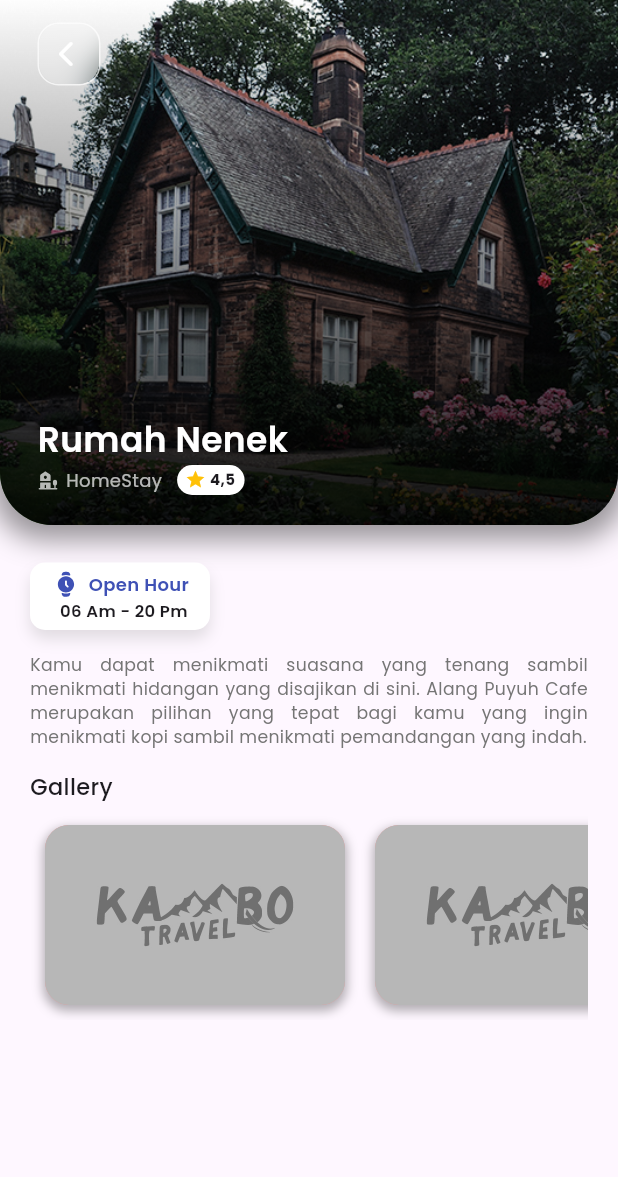
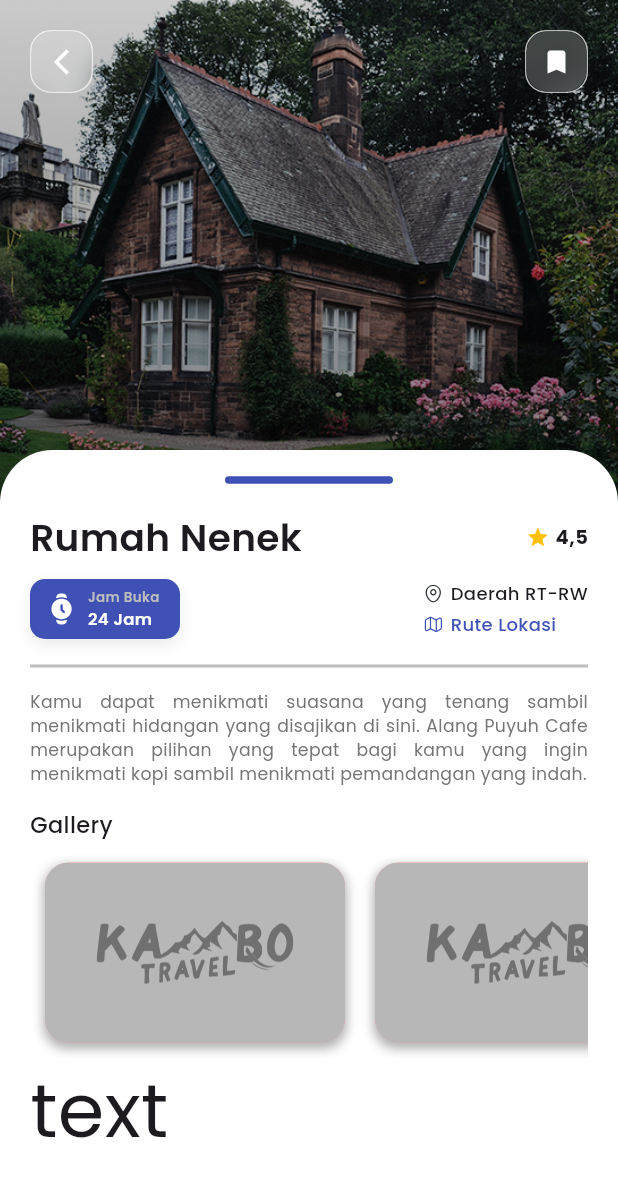
Before and after one commit to 4amshin/kambo_travel, a Flutter app: the screen it shows after launch, after a tap on "Rumah Nenek", on a phone screen of 412 x 824 dp. Shown: the top 1177 px of the screen. Run offline on Flutter 3.47's test engine with Material 2 defaults, Android fonts, the phone set to English and light mode, and no system bars; our stand-ins replace flutter_svg, tab_indicator_styler.

Commit message:
detail-top-content

```diff
--- a/lib/model/place_model.dart
+++ b/lib/model/place_model.dart
@@ -26,7 +26,7 @@ List<TouristPlace> touristItem = [
     placeCategory: 'Cafe',
     heroTag: 'pesona',
     rating: '4,5',
-    openHour: '07 Am - 22 Pm',
+    openHour: '07 - 22',
     imgAsset: 'assets/images/pesona.jpg',
     iconAsset: 'assets/icon/cafe.svg',
   ),
@@ -35,7 +35,7 @@ List<TouristPlace> touristItem = [
     placeCategory: 'Cafe',
     heroTag: 'alang',
     rating: '4,0',
-    openHour: '07 Am - 22 Pm',
+    openHour: '07 - 22',
     imgAsset: 'assets/images/alang.jpg',
     iconAsset: 'assets/icon/cafe.svg',
   ),
@@ -44,7 +44,7 @@ List<TouristPlace> touristItem = [
     placeCategory: 'Cafe',
     heroTag: 'malika',
     rating: '4,0',
-    openHour: '07 Am - 22 Pm',
+    openHour: '07 - 22',
     imgAsset: 'assets/images/malika.jpg',
     iconAsset: 'assets/icon/cafe.svg',
   ),
@@ -53,7 +53,7 @@ List<TouristPlace> touristItem = [
     placeCategory: 'Kedai',
     heroTag: 'wawan',
     rating: '3,7',
-    openHour: '07 Am - 22 Pm',
+    openHour: '07 - 22',
     imgAsset: 'assets/images/wawan.jpg',
     iconAsset: 'assets/icon/kedai.svg',
   ),
@@ -62,7 +62,7 @@ List<TouristPlace> touristItem = [
     placeCategory: 'Cafe',
     heroTag: 'mountain',
     rating: '3,8',
-    openHour: '07 Am - 22 Pm',
+    openHour: '07 - 22',
     imgAsset: 'assets/images/mountain.jpg',
     iconAsset: 'assets/icon/cafe.svg',
   ),
@@ -71,7 +71,7 @@ List<TouristPlace> touristItem = [
     placeCategory: 'Kedai',
     heroTag: 'mifta1',
     rating: '3,8',
-    openHour: '07 Am - 22 Pm',
+    openHour: '07 - 22',
     imgAsset: 'assets/images/mifta1.jpg',
     iconAsset: 'assets/icon/kedai.svg',
   ),
@@ -80,7 +80,7 @@ List<TouristPlace> touristItem = [
     placeCategory: 'Kedai',
     heroTag: 'mifta2',
     rating: '4,0',
-    openHour: '07 Am - 22 Pm',
+    openHour: '07 - 22',
     imgAsset: 'assets/images/mifta2.jpg',
     iconAsset: 'assets/icon/kedai.svg',
   ),
@@ -121,7 +121,7 @@ List<TouristPlace> touristItem = [
     placeCategory: 'Taman',
     heroTag: 'tris',
     rating: '3,5',
-    openHour: '06 Am - 22 Pm',
+    openHour: '06 - 22',
     imgAsset: 'assets/images/tris.jpg',
     iconAsset: 'assets/icon/taman.svg',
   ),
--- a/lib/pages/detail/view/detail_view.dart
+++ b/lib/pages/detail/view/detail_view.dart
@@ -2,8 +2,11 @@ import 'package:flutter/material.dart';
 import 'package:flutter_svg/flutter_svg.dart';
 import 'package:kambo_travel/model/place_model.dart';
 import 'package:kambo_travel/pages/detail/widget/dv_activity_content.dart';
+import 'package:kambo_travel/pages/detail/widget/dv_location_route.dart';
 import 'package:kambo_travel/pages/detail/widget/dv_open_hour.dart';
+import 'package:kambo_travel/pages/detail/widget/dv_rating_box.dart';
 import 'package:kambo_travel/pages/detail/widget/dv_top_image.dart';
+import 'package:kambo_travel/pages/detail/widget/dv_top_picture.dart';
 import '../controller/detail_controller.dart';
 
 class DetailView extends StatefulWidget {
@@ -17,29 +20,63 @@ class DetailView extends StatefulWidget {
     controller.view = this;
 
     return Scaffold(
+      backgroundColor: Colors.white,
       body: ListView(
+        physics: const BouncingScrollPhysics(),
         children: [
-          DvTopImage(
-            title: item.placeName,
-            category: item.placeCategory,
+          // DvTopImage(
+          //   title: item.placeName,
+          //   category: item.placeCategory,
+          //   heroTag: item.heroTag,
+          //   rating: item.rating,
+          //   imgAsset: item.imgAsset,
+          //   iconAsset: item.iconAsset,
+          // ),
+          DvTopPicture(
             heroTag: item.heroTag,
-            rating: item.rating,
             imgAsset: item.imgAsset,
-            iconAsset: item.iconAsset,
           ),
           SafeArea(
-            minimum: const EdgeInsets.symmetric(
-              horizontal: 20,
-              vertical: 15,
+            minimum: const EdgeInsets.only(
+              bottom: 10,
+              left: 20,
+              right: 20,
             ),
             child: Column(
               crossAxisAlignment: CrossAxisAlignment.start,
               children: [
-                const SizedBox(height: 10.0),
-                DvOpenHour(
-                  openHour: item.openHour,
+                Row(
+                  mainAxisAlignment: MainAxisAlignment.spaceBetween,
+                  children: [
+                    Text(
+                      item.placeName ?? 'Place Name Here',
+                      style: const TextStyle(
+                        fontSize: 25.0,
+                        fontWeight: FontWeight.w600,
+                      ),
+                    ),
+                    DvRatingBox(
+                      rating: item.rating,
+                    ),
+                  ],
                 ),
-                const SizedBox(height: 15.0),
+                const SizedBox(height: 10),
+                Row(
+                  crossAxisAlignment: CrossAxisAlignment.center,
+                  mainAxisAlignment: MainAxisAlignment.spaceBetween,
+                  children: [
+                    DvOpenHour(
+                      openHour: item.openHour,
+                    ),
+                    const DvLocationRoute(),
+                  ],
+                ),
+                const SizedBox(height: 17),
+                Container(
+                  height: 2,
+                  color: Colors.grey[400],
+                ),
+                const SizedBox(height: 15),
                 Text(
                   "Kamu dapat menikmati suasana yang tenang sambil menikmati hidangan yang disajikan di sini. Alang Puyuh Cafe merupakan pilihan yang tepat bagi kamu yang ingin menikmati kopi sambil menikmati pemandangan yang indah.",
                   textAlign: TextAlign.justify,
@@ -69,6 +106,12 @@ class DetailView extends StatefulWidget {
                     ],
                   ),
                 ),
+                Text(
+                  "text",
+                  style: TextStyle(
+                    fontSize: 50.0,
+                  ),
+                ),
               ],
             ),
           ),
--- a/lib/pages/detail/widget/dv_back_button.dart
+++ b/lib/pages/detail/widget/dv_back_button.dart
@@ -4,9 +4,11 @@ import 'package:flutter/material.dart';
 
 class DvBackButton extends StatelessWidget {
   final void Function()? onTap;
+  final IconData? icon;
   const DvBackButton({
     Key? key,
     required this.onTap,
+    required this.icon,
   }) : super(key: key);
 
   @override
@@ -31,7 +33,7 @@ class DvBackButton extends StatelessWidget {
             child: Container(
               width: 40,
               height: 40,
-              padding: const EdgeInsets.only(right: 4),
+              // padding: const EdgeInsets.only(right: 1),
               decoration: BoxDecoration(
                 gradient: LinearGradient(
                   colors: [
@@ -42,8 +44,8 @@ class DvBackButton extends StatelessWidget {
                   end: AlignmentDirectional.bottomEnd,
                 ),
               ),
-              child: const Icon(
-                Icons.arrow_back_ios_new_rounded,
+              child: Icon(
+                icon,
                 color: Colors.white,
                 size: 20,
               ),
--- /dev/null
+++ b/lib/pages/detail/widget/dv_location_route.dart
@@ -0,0 +1,58 @@
+import 'package:flutter/material.dart';
+import 'package:flutter_svg/flutter_svg.dart';
+
+class DvLocationRoute extends StatelessWidget {
+  final String? rtRw;
+  const DvLocationRoute({
+    Key? key,
+    this.rtRw,
+  }) : super(key: key);
+
+  @override
+  Widget build(BuildContext context) {
+    return Column(
+      crossAxisAlignment: CrossAxisAlignment.start,
+      children: [
+        Row(
+          crossAxisAlignment: CrossAxisAlignment.center,
+          children: [
+            SvgPicture.asset(
+              'assets/icon/location_outline.svg',
+              height: 13,
+            ),
+            const SizedBox(width: 5),
+            Text(
+              rtRw ?? "Daerah RT-RW",
+              style: const TextStyle(
+                fontSize: 12,
+                fontWeight: FontWeight.w500,
+              ),
+            ),
+          ],
+        ),
+        const SizedBox(
+          height: 3.5,
+        ),
+        Row(
+          crossAxisAlignment: CrossAxisAlignment.center,
+          children: [
+            SvgPicture.asset(
+              'assets/icon/map.svg',
+              color: Colors.indigo,
+              height: 13,
+            ),
+            const SizedBox(width: 5),
+            const Text(
+              "Rute Lokasi",
+              style: TextStyle(
+                fontSize: 12,
+                color: Colors.indigo,
+                fontWeight: FontWeight.w500,
+              ),
+            ),
+          ],
+        ),
+      ],
+    );
+  }
+}
--- a/lib/pages/detail/widget/dv_open_hour.dart
+++ b/lib/pages/detail/widget/dv_open_hour.dart
@@ -11,16 +11,20 @@ class DvOpenHour extends StatelessWidget {
   @override
   Widget build(BuildContext context) {
     return Container(
-      height: 45,
-      width: 120,
-      padding: const EdgeInsets.symmetric(horizontal: 5),
+      height: 40,
+      width: 100,
+      padding: const EdgeInsets.only(
+        right: 5,
+        bottom: 2,
+        top: 2,
+      ),
       decoration: BoxDecoration(
-        color: Colors.white,
+        color: Colors.indigo,
         boxShadow: [
           BoxShadow(
-            color: Colors.grey.withOpacity(0.3),
+            color: Colors.grey.withOpacity(0.2),
             blurRadius: 8,
-            offset: const Offset(0, 6),
+            offset: const Offset(0, 4),
           ),
         ],
         borderRadius: const BorderRadius.all(
@@ -29,39 +33,37 @@ class DvOpenHour extends StatelessWidget {
           ),
         ),
       ),
-      child: Column(
+      child: Row(
+        crossAxisAlignment: CrossAxisAlignment.center,
         mainAxisAlignment: MainAxisAlignment.center,
-        crossAxisAlignment: CrossAxisAlignment.center,
         children: [
-          Row(
+          SvgPicture.asset(
+            'assets/icon/jam.svg',
+            color: Colors.white,
+            height: 25,
+          ),
+          const SizedBox(width: 5),
+          Column(
+            crossAxisAlignment: CrossAxisAlignment.start,
             mainAxisAlignment: MainAxisAlignment.center,
             children: [
-              SvgPicture.asset(
-                'assets/icon/jam.svg',
-                color: Colors.indigo,
-                height: 20,
+              Text(
+                'Jam Buka',
+                style: TextStyle(
+                  fontSize: 9,
+                  color: Colors.grey[400],
+                  fontWeight: FontWeight.w600,
+                ),
               ),
-              const SizedBox(width: 5),
-              const Text(
-                "Open Hour",
-                style: TextStyle(
-                  fontSize: 12,
-                  color: Colors.indigo,
+              Text(
+                openHour ?? '24 Jam',
+                style: const TextStyle(
+                  fontSize: 11,
+                  color: Colors.white,
                   fontWeight: FontWeight.w600,
                 ),
               ),
             ],
-          ),
-          // const SizedBox(height: 3),
-          Padding(
-            padding: const EdgeInsets.only(left: 5),
-            child: Text(
-              openHour ?? "06 Am - 20 Pm",
-              style: const TextStyle(
-                fontSize: 11,
-                fontWeight: FontWeight.w600,
-              ),
-            ),
           ),
         ],
       ),
--- a/lib/pages/detail/widget/dv_rating_box.dart
+++ b/lib/pages/detail/widget/dv_rating_box.dart
@@ -9,43 +9,24 @@ class DvRatingBox extends StatelessWidget {
 
   @override
   Widget build(BuildContext context) {
-    return Container(
-      height: 20,
-      width: 45,
-      decoration: const BoxDecoration(
-        color: Colors.white,
-        borderRadius: BorderRadius.all(
-          Radius.circular(
-            16.0,
-          ),
-        ),
-      ),
-      child: Padding(
-        padding: const EdgeInsets.only(
-          bottom: 3,
-          left: 4,
-          right: 5,
-          top: 2,
-        ),
-        child: Row(
+    return Row(
       mainAxisAlignment: MainAxisAlignment.spaceAround,
       crossAxisAlignment: CrossAxisAlignment.center,
       children: [
         const Icon(
           Icons.star,
           color: Colors.amber,
-              size: 14,
+          size: 15.5,
         ),
+        const SizedBox(width: 4),
         Text(
           rating ?? "4,5",
           style: const TextStyle(
-                fontSize: 10.0,
+            fontSize: 13,
             fontWeight: FontWeight.w700,
           ),
         ),
       ],
-        ),
-      ),
     );
   }
 }
--- /dev/null
+++ b/lib/pages/detail/widget/dv_top_content.dart
@@ -0,0 +1,10 @@
+import 'package:flutter/material.dart';
+
+class DvTopContent extends StatelessWidget {
+  const DvTopContent({Key? key}) : super(key: key);
+
+  @override
+  Widget build(BuildContext context) {
+    return Container();
+  }
+}
--- a/lib/pages/detail/widget/dv_top_image.dart
+++ b/lib/pages/detail/widget/dv_top_image.dart
@@ -29,29 +29,25 @@ class DvTopImage extends StatelessWidget {
           child: Container(
             height: 350.0,
             decoration: BoxDecoration(
-              boxShadow: [
-                BoxShadow(
-                  color: Colors.black.withOpacity(0.4),
-                  offset: const Offset(0, 5),
-                  blurRadius: 15,
-                  spreadRadius: 5,
-                ),
-              ],
+              borderRadius: const BorderRadius.only(
+                bottomLeft: Radius.circular(35),
+                bottomRight: Radius.circular(35),
+              ),
               image: DecorationImage(
                 image: AssetImage(
                   imgAsset ?? 'assets/images/default.jpg',
                 ),
                 fit: BoxFit.cover,
               ),
-              borderRadius: const BorderRadius.only(
-                bottomLeft: Radius.circular(35),
-                bottomRight: Radius.circular(35),
-              ),
             ),
             child: Container(
               height: 350.0,
               width: double.maxFinite,
               decoration: BoxDecoration(
+                borderRadius: const BorderRadius.only(
+                  bottomLeft: Radius.circular(35),
+                  bottomRight: Radius.circular(35),
+                ),
                 gradient: LinearGradient(
                   begin: Alignment.bottomCenter,
                   end: Alignment.topCenter,
@@ -59,10 +55,6 @@ class DvTopImage extends StatelessWidget {
                     Colors.black.withOpacity(0.9),
                     Colors.transparent,
                   ],
-                ),
-                borderRadius: const BorderRadius.only(
-                  bottomLeft: Radius.circular(35),
-                  bottomRight: Radius.circular(35),
                 ),
               ),
             ),
@@ -76,8 +68,18 @@ class DvTopImage extends StatelessWidget {
           child: Column(
             crossAxisAlignment: CrossAxisAlignment.start,
             children: [
-              DvBackButton(
-                onTap: () => Navigator.pop(context),
+              Row(
+                mainAxisAlignment: MainAxisAlignment.spaceBetween,
+                children: [
+                  DvBackButton(
+                    onTap: () => Navigator.pop(context),
+                    icon: Icons.arrow_back_ios_new,
+                  ),
+                  DvBackButton(
+                    onTap: () => Navigator.pop(context),
+                    icon: Icons.bookmark,
+                  ),
+                ],
               ),
               const SizedBox(height: 220.0),
               Text(
--- /dev/null
+++ b/lib/pages/detail/widget/dv_top_picture.dart
@@ -0,0 +1,107 @@
+import 'package:flutter/material.dart';
+import 'package:kambo_travel/pages/detail/widget/dv_back_button.dart';
+
+class DvTopPicture extends StatelessWidget {
+  final String? heroTag;
+  final String? imgAsset;
+  const DvTopPicture({
+    Key? key,
+    this.heroTag,
+    this.imgAsset,
+  }) : super(key: key);
+
+  @override
+  Widget build(BuildContext context) {
+    return SizedBox(
+      height: 340,
+      child: Stack(
+        children: [
+          Positioned(
+            top: 0,
+            left: 0,
+            right: 0,
+            child: Hero(
+              tag: heroTag!,
+              child: Container(
+                height: 340,
+                decoration: BoxDecoration(
+                  color: Colors.indigo,
+                  image: DecorationImage(
+                    image: AssetImage(imgAsset ?? 'assets/images/default.jpg'),
+                    fit: BoxFit.cover,
+                  ),
+                ),
+                child: Container(
+                  height: 350.0,
+                  width: double.maxFinite,
+                  decoration: BoxDecoration(
+                    gradient: LinearGradient(
+                      begin: Alignment.bottomCenter,
+                      end: Alignment.topCenter,
+                      colors: [
+                        Colors.black.withOpacity(0.5),
+                        Colors.black.withOpacity(0.2),
+                      ],
+                    ),
+                  ),
+                  child: Padding(
+                    padding: const EdgeInsets.only(
+                      top: 20,
+                      left: 20,
+                      right: 20,
+                    ),
+                    child: Row(
+                      crossAxisAlignment: CrossAxisAlignment.start,
+                      mainAxisAlignment: MainAxisAlignment.spaceBetween,
+                      children: [
+                        DvBackButton(
+                          onTap: () => Navigator.pop(context),
+                          icon: Icons.arrow_back_ios_new,
+                        ),
+                        DvBackButton(
+                          onTap: () => Navigator.pop(context),
+                          icon: Icons.bookmark,
+                        ),
+                      ],
+                    ),
+                  ),
+                ),
+              ),
+            ),
+          ),
+          Positioned(
+            top: 300,
+            left: 0,
+            right: 0,
+            child: Container(
+              height: 40,
+              decoration: const BoxDecoration(
+                color: Colors.white,
+                borderRadius: BorderRadius.only(
+                  topLeft: Radius.circular(35),
+                  topRight: Radius.circular(35),
+                ),
+              ),
+              child: Padding(
+                padding: const EdgeInsets.symmetric(
+                  horizontal: 150,
+                  vertical: 17.5,
+                ),
+                child: Container(
+                  decoration: const BoxDecoration(
+                    color: Colors.indigo,
+                    borderRadius: BorderRadius.all(
+                      Radius.circular(
+                        16.0,
+                      ),
+                    ),
+                  ),
+                ),
+              ),
+            ),
+          ),
+        ],
+      ),
+    );
+  }
+}
--- a/lib/test_site.dart
+++ b/lib/test_site.dart
@@ -13,53 +13,35 @@ class _TestSiteState extends State<TestSite> {
   @override
   Widget build(BuildContext context) {
     return Scaffold(
-      body: SafeArea(
-        minimum: const EdgeInsets.only(
-          left: 15,
-          right: 15,
-          bottom: 10,
-          top: 5,
-        ),
-        child: ListView(
+      backgroundColor: Colors.red,
+      body: ListView(
         children: [
-            Row(
+          SizedBox(
+            height: 350,
+            child: Stack(
               children: [
-                SvgPicture.asset(
-                  'assets/logo/kambo.svg',
-                  height: 40,
+                Positioned(
+                  top: 0,
+                  left: 0,
+                  right: 0,
+                  child: Container(
+                    height: 350,
+                    decoration: const BoxDecoration(
                       color: Colors.indigo,
-                ),
-              ],
-            ),
-            const SizedBox(
-              height: 20.0,
-            ),
-            Container(
-              height: 100.0,
-              decoration: BoxDecoration(
-                color: Colors.red[200],
-                borderRadius: const BorderRadius.all(
-                  Radius.circular(
-                    16.0,
                     ),
                   ),
                 ),
-            ),
-            const SizedBox(
-              height: 20.0,
-            ),
-            Container(
-              height: 180.0,
+                Positioned(
+                  top: 300,
+                  left: 0,
+                  right: 0,
+                  child: Container(
+                    height: 50,
                     decoration: const BoxDecoration(
-                image: DecorationImage(
-                  image: NetworkImage(
-                    "https://i.ibb.co/3pPYd14/freeban.jpg",
-                  ),
-                  fit: BoxFit.cover,
-                ),
-                borderRadius: BorderRadius.all(
-                  Radius.circular(
-                    16.0,
+                      color: Colors.white,
+                      borderRadius: BorderRadius.only(
+                        topLeft: Radius.circular(25),
+                        topRight: Radius.circular(25),
                       ),
                     ),
                   ),
@@ -67,7 +49,12 @@ class _TestSiteState extends State<TestSite> {
               ],
             ),
           ),
-      bottomNavigationBar: const HomeBottomNavbar(),
+          Container(
+            height: 500,
+            color: Colors.white,
+          )
+        ],
+      ),
     );
   }
 }
```
Also changed, not shown: assets/icon/location_outline.svg (added), assets/icon/map.svg (added). Lines whose indentation alone changed are shown as unchanged.
